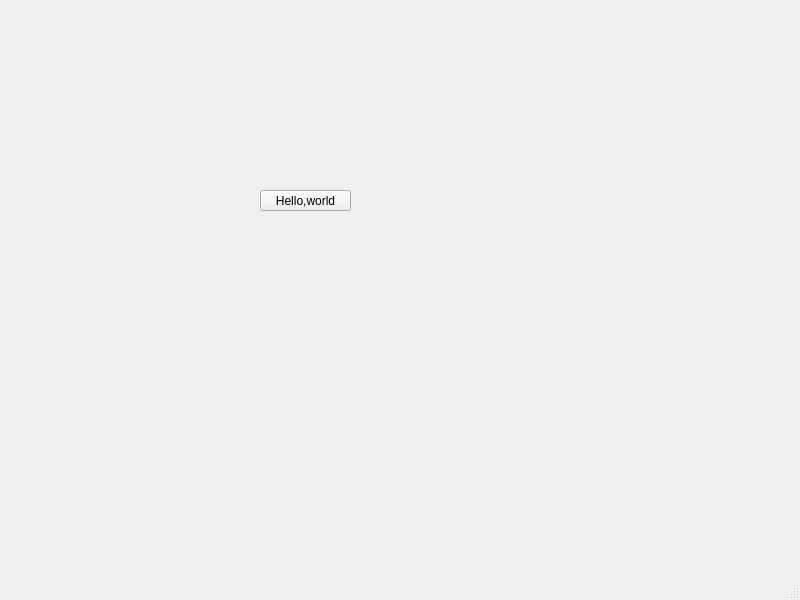
This is trajectoryPrediction/main.ui in 4C79/trajectoryPrediction as Qt 5 draws it before an edit. The edited form follows.
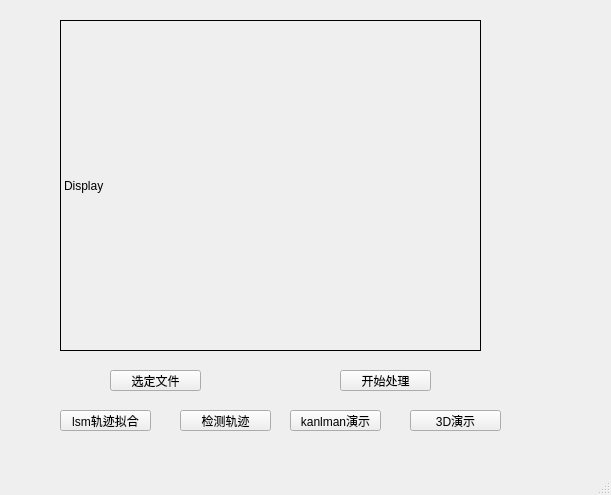
This is the edited form.

Patch:
```diff
--- a/trajectoryPrediction/main.ui
+++ b/trajectoryPrediction/main.ui
@@ -6,8 +6,8 @@
    <rect>
     <x>0</x>
     <y>0</y>
-    <width>800</width>
-    <height>600</height>
+    <width>611</width>
+    <height>495</height>
    </rect>
   </property>
   <property name="windowTitle">
@@ -17,26 +17,97 @@
    <widget class="QPushButton" name="pushButton">
     <property name="geometry">
      <rect>
-      <x>260</x>
-      <y>190</y>
+      <x>110</x>
+      <y>370</y>
       <width>91</width>
       <height>21</height>
      </rect>
     </property>
     <property name="text">
-     <string>Hello,world</string>
+     <string>选定文件</string>
     </property>
    </widget>
-  </widget>
-  <widget class="QMenuBar" name="menubar">
-   <property name="geometry">
-    <rect>
-     <x>0</x>
-     <y>0</y>
-     <width>800</width>
-     <height>23</height>
-    </rect>
-   </property>
+   <widget class="QLabel" name="label">
+    <property name="geometry">
+     <rect>
+      <x>60</x>
+      <y>20</y>
+      <width>421</width>
+      <height>331</height>
+     </rect>
+    </property>
+    <property name="frameShape">
+     <enum>QFrame::Box</enum>
+    </property>
+    <property name="text">
+     <string>Display</string>
+    </property>
+   </widget>
+   <widget class="QPushButton" name="pushButton_2">
+    <property name="geometry">
+     <rect>
+      <x>180</x>
+      <y>410</y>
+      <width>91</width>
+      <height>21</height>
+     </rect>
+    </property>
+    <property name="text">
+     <string>检测轨迹</string>
+    </property>
+   </widget>
+   <widget class="QPushButton" name="pushButton_3">
+    <property name="geometry">
+     <rect>
+      <x>290</x>
+      <y>410</y>
+      <width>91</width>
+      <height>21</height>
+     </rect>
+    </property>
+    <property name="text">
+     <string>kanlman演示</string>
+    </property>
+   </widget>
+   <widget class="QPushButton" name="pushButton_4">
+    <property name="geometry">
+     <rect>
+      <x>60</x>
+      <y>410</y>
+      <width>91</width>
+      <height>21</height>
+     </rect>
+    </property>
+    <property name="text">
+     <string>lsm轨迹拟合</string>
+    </property>
+   </widget>
+   <widget class="QPushButton" name="pushButton_5">
+    <property name="geometry">
+     <rect>
+      <x>410</x>
+      <y>410</y>
+      <width>91</width>
+      <height>21</height>
+     </rect>
+    </property>
+    <property name="text">
+     <string>3D演示</string>
+    </property>
+   </widget>
+   <widget class="QPushButton" name="pushButton_6">
+    <property name="geometry">
+     <rect>
+      <x>340</x>
+      <y>370</y>
+      <width>91</width>
+      <height>21</height>
+     </rect>
+    </property>
+    <property name="text">
+     <string>开始处理</string>
+    </property>
+   </widget>
   </widget>
   <widget class="QStatusBar" name="statusbar"/>
  </widget>
```
